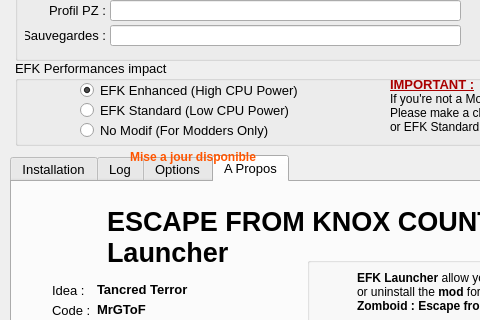
ChristopheTdn/EFK-Launcher, file principale.ui: the form before one commit; both pictures show x 0 to 480 and y 215 to 535 of the 605 by 710 pixel window.
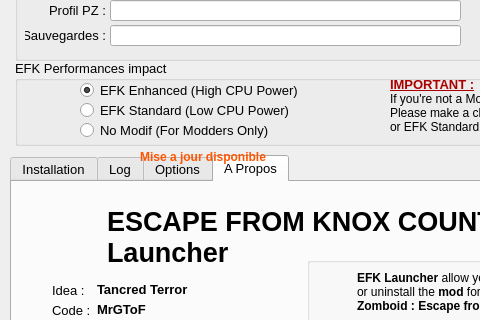
The form after the commit. Icons and pictures are not drawn.

```diff
--- a/principale.ui
+++ b/principale.ui
@@ -1320,7 +1320,7 @@
      <rect>
       <x>120</x>
       <y>365</y>
-      <width>146</width>
+      <width>166</width>
       <height>21</height>
      </rect>
     </property>
```
